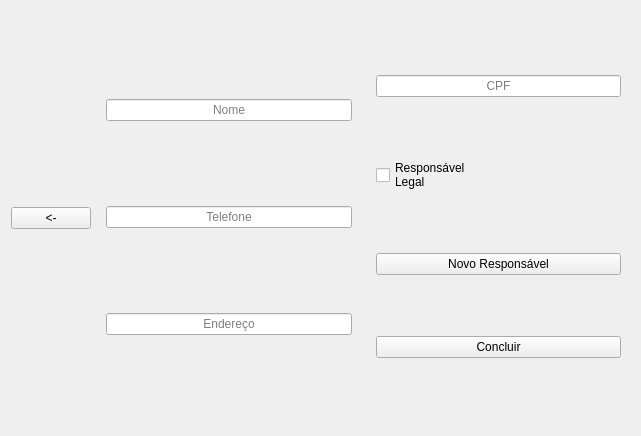
Above: App/view/ui/registerParent.ui from Caiquef80/Gerenciamento-Escolar before the change. Below: the same form after it.
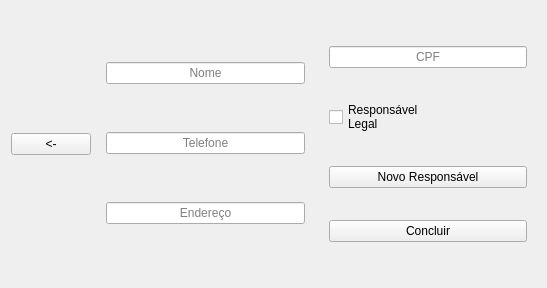
That is the form after the change.

```diff
--- a/App/view/ui/registerParent.ui
+++ b/App/view/ui/registerParent.ui
@@ -6,8 +6,8 @@
    <rect>
     <x>0</x>
     <y>0</y>
-    <width>641</width>
-    <height>436</height>
+    <width>547</width>
+    <height>288</height>
    </rect>
   </property>
   <property name="windowTitle">
```
